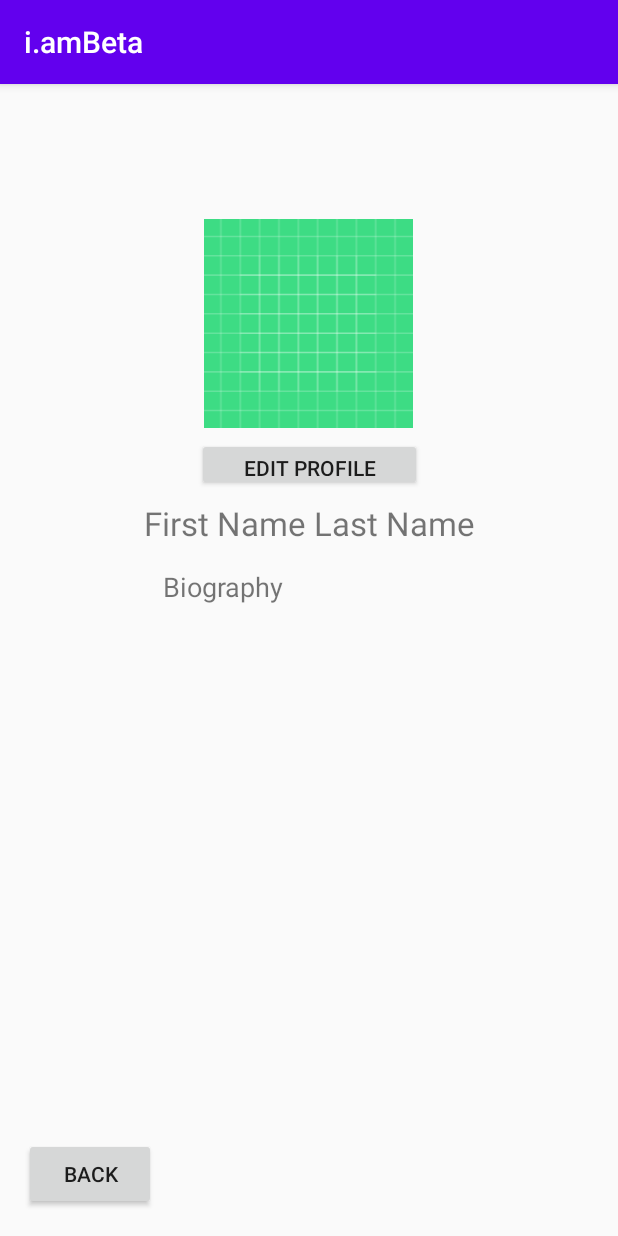
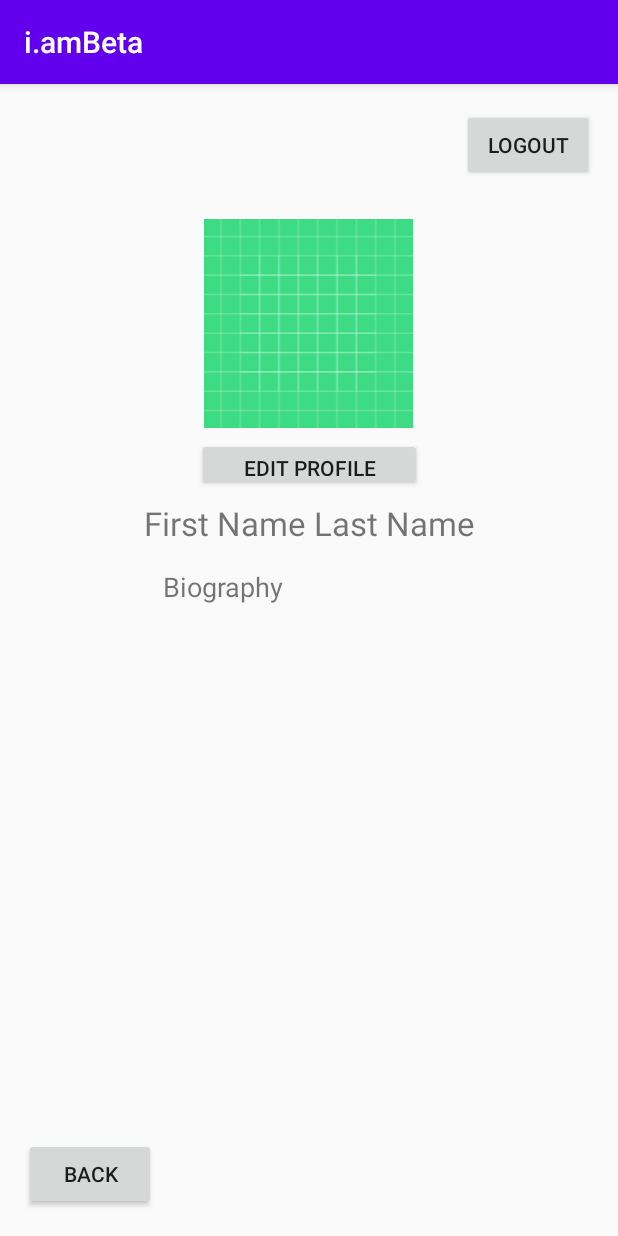
Before and after one commit to joonyoo181/VideoUpload, an Android app: the ProfilePage screen opened directly, with no data from a screen before it, on a phone screen of 412 x 824 dp. Run offline under Robolectric (Android 15) with nearby library versions, the phone set to English and light mode, and no system bars.

Commit message:
Added the logout button on the profile page

```diff
--- a/app/src/main/java/com/example/iambeta/ProfilePage/ProfilePage.kt
+++ b/app/src/main/java/com/example/iambeta/ProfilePage/ProfilePage.kt
@@ -12,12 +12,13 @@ class ProfilePage : AppCompatActivity() {
     //Declaring Button Variables
     private var profileToEditPage: Button? = null
     private var profileToMainPage: Button? = null
+    private var profileToLogOut: Button? = null
 
     override fun onCreate(savedInstanceState: Bundle?) {
         super.onCreate(savedInstanceState)
         setContentView(R.layout.activity_profile_page)
 
-        //Initializing profileToEditPage Button
+        //Initializing profileEditPage Button
         profileToEditPage = findViewById(R.id.Button_profileToEditPage)
 
         //Initializing profileToMainPage Button & Checking if pressed
@@ -25,6 +26,9 @@ class ProfilePage : AppCompatActivity() {
         profileToMainPage!!.setOnClickListener {
             openMainPage()
         }
+
+        //Initializing profileLogOut Button
+        profileToLogOut = findViewById(R.id.Button_profileLogOut)
     }
 
     private fun openMainPage(){
--- a/app/src/main/res/layout/activity_main.xml
+++ b/app/src/main/res/layout/activity_main.xml
@@ -12,6 +12,7 @@
         android:layout_width="wrap_content"
         android:layout_height="wrap_content"
         android:text="i.am"
+        android:textAppearance="@style/TextAppearance.AppCompat.Large"
         android:textSize="42dp"
         app:layout_constraintBottom_toBottomOf="parent"
         app:layout_constraintEnd_toEndOf="parent"
@@ -45,9 +46,10 @@
 
     <TextView
         android:id="@+id/Text_introduction"
-        android:layout_width="299dp"
-        android:layout_height="359dp"
+        android:layout_width="304dp"
+        android:layout_height="160dp"
         android:text="Welcome to i.am!"
+        android:textAppearance="@style/TextAppearance.AppCompat.Display1"
         android:textSize="22dp"
         app:layout_constraintBottom_toBottomOf="parent"
         app:layout_constraintEnd_toEndOf="parent"
--- a/app/src/main/res/layout/activity_profile_page.xml
+++ b/app/src/main/res/layout/activity_profile_page.xml
@@ -64,4 +64,16 @@
         app:layout_constraintStart_toStartOf="parent"
         app:layout_constraintTop_toTopOf="parent"
         app:layout_constraintVertical_bias="0.976" />
+
+    <Button
+        android:id="@+id/Button_profileLogOut"
+        android:layout_width="wrap_content"
+        android:layout_height="wrap_content"
+        android:text="Logout"
+        app:layout_constraintBottom_toBottomOf="parent"
+        app:layout_constraintEnd_toEndOf="parent"
+        app:layout_constraintHorizontal_bias="0.95"
+        app:layout_constraintStart_toStartOf="parent"
+        app:layout_constraintTop_toTopOf="parent"
+        app:layout_constraintVertical_bias="0.023" />
 </androidx.constraintlayout.widget.ConstraintLayout>
```
